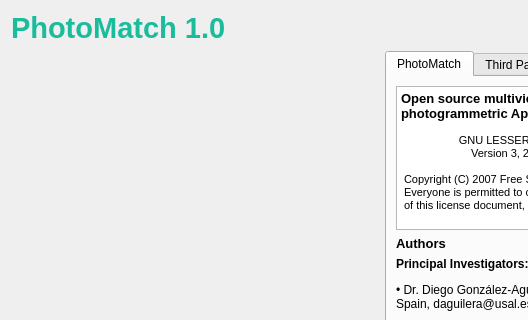
This is src/photomatch/ui/AboutDialog.ui in TIDOP-USAL/photomatch as Qt 5 draws it before an edit; both pictures show x 0 to 528 and y 0 to 320 of the 852 by 591 pixel window. The edited form follows.
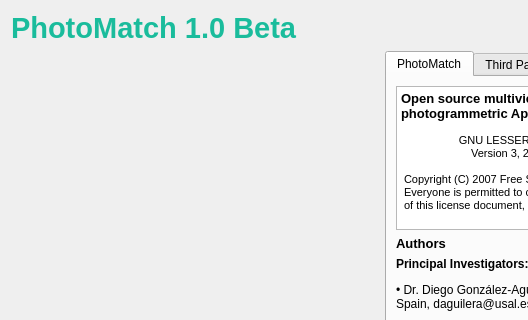
This is the edited form. Icons and pictures are not drawn.

Diff of the .ui file:
```diff
--- a/src/photomatch/ui/AboutDialog.ui
+++ b/src/photomatch/ui/AboutDialog.ui
@@ -27,7 +27,7 @@
       <string notr="true">color: rgb(26, 188, 156);</string>
      </property>
      <property name="text">
-      <string>PhotoMatch 1.0</string>
+      <string>PhotoMatch 1.0 Beta</string>
      </property>
     </widget>
    </item>
```
